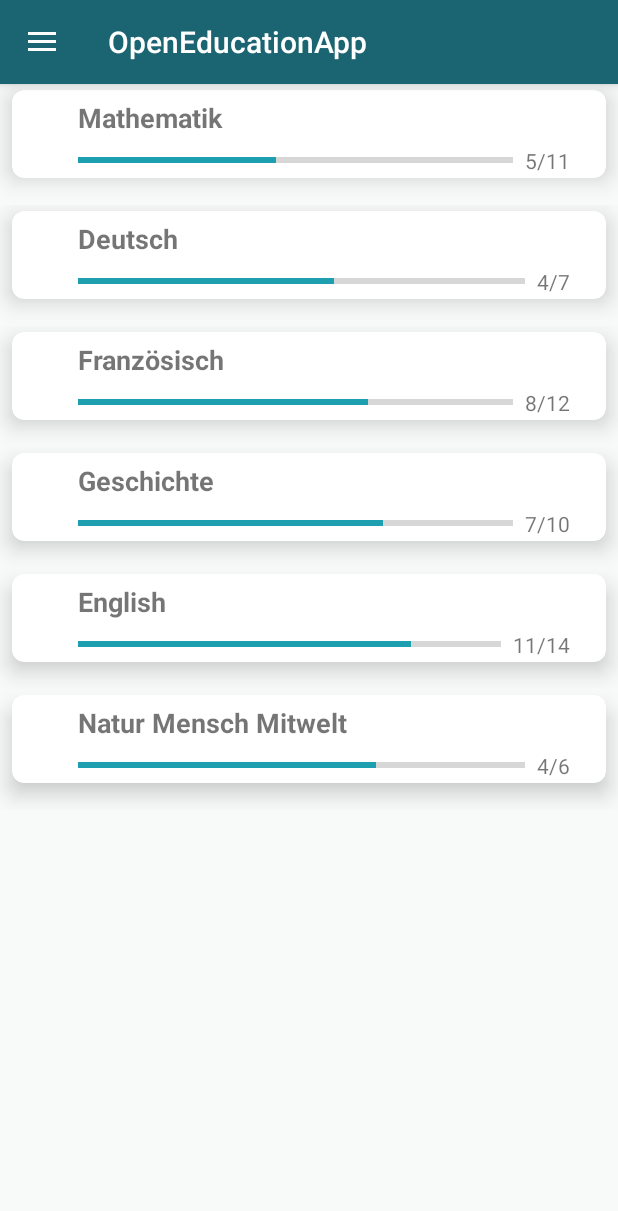
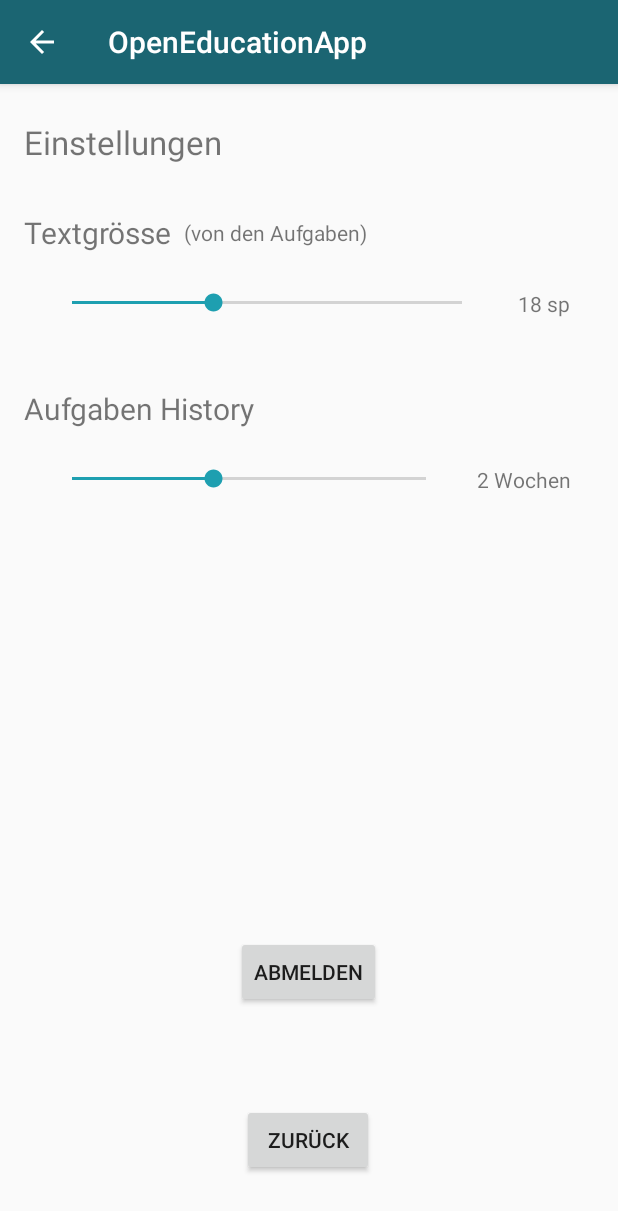
Before and after one commit to kaiott/open-education-app, an Android app: the MainActivity screen opened directly, with no data from a screen before it, in the side drawer, after a tap on "Einstellungen", on a phone screen of 412 x 824 dp. Shown: the top 1211 px of the screen. Run offline under Robolectric (Android 15) with nearby library versions, the phone set to English and light mode, and no system bars.

Commit message:
added settings

```diff
--- a/app/src/main/AndroidManifest.xml
+++ b/app/src/main/AndroidManifest.xml
@@ -9,7 +9,9 @@
         android:roundIcon="@mipmap/ic_launcher_round"
         android:supportsRtl="true"
         android:theme="@style/AppTheme">
-        <activity android:name=".TaskDetailActivity"></activity>
+        <activity android:name=".SettingsActivity"
+            android:parentActivityName=".MainActivity"/>
+        <activity android:name=".TaskDetailActivity" />
         <activity android:name=".LoginActivity">
             <intent-filter>
                 <action android:name="android.intent.action.MAIN" />
@@ -19,7 +21,7 @@
         </activity>
         <activity
             android:name=".MainActivity"
-            android:theme="@style/AppTheme.NoActionBar"></activity>
+            android:theme="@style/AppTheme.NoActionBar" />
     </application>
 
 </manifest>
--- a/app/src/main/java/com/example/openeducationapp/MainActivity.java
+++ b/app/src/main/java/com/example/openeducationapp/MainActivity.java
@@ -61,7 +61,9 @@ public class MainActivity extends AppCompatActivity implements NavigationView.On
                         new MainFragment(item.getItemId())).commit();
                 break;
             case R.id.nav_settings:
-                Toast.makeText(this, "Share", Toast.LENGTH_SHORT).show();
+                Toast.makeText(this, "settings", Toast.LENGTH_SHORT).show();
+                Intent intent1 = new Intent(MainActivity.this, SettingsActivity.class);
+                startActivity(intent1);
                 break;
             case R.id.nav_logout:
                 getSharedPreferences("user", MODE_PRIVATE).edit().clear().apply();
--- /dev/null
+++ b/app/src/main/java/com/example/openeducationapp/SettingsActivity.java
@@ -0,0 +1,110 @@
+package com.example.openeducationapp;
+
+import androidx.appcompat.app.AppCompatActivity;
+
+import android.content.Intent;
+import android.content.SharedPreferences;
+import android.os.Bundle;
+import android.util.Log;
+import android.view.View;
+import android.widget.Button;
+import android.widget.SeekBar;
+import android.widget.TextView;
+import android.widget.Toast;
+
+import org.w3c.dom.Text;
+
+public class SettingsActivity extends AppCompatActivity {
+
+    private static final String TAG = "SettingsActivity";
+
+    TextView txt_settings_history, txt_settings_textsize;
+    SeekBar seekBar1, seekBar2;
+    Button btn_signout, back;
+    SharedPreferences sharedPreferences;
+    SharedPreferences.Editor editor;
+
+    int text_size, history;
+
+    @Override
+    protected void onCreate(Bundle savedInstanceState) {
+        super.onCreate(savedInstanceState);
+        setContentView(R.layout.activity_settings);
+
+        btn_signout = findViewById(R.id.btn_signout);
+        back = findViewById(R.id.btn_back);
+        txt_settings_textsize = findViewById(R.id.txt_settings_textsize);
+        txt_settings_history = findViewById(R.id.txt_settings_history);
+        seekBar1 = findViewById(R.id.seekBar1);
+        seekBar2 = findViewById(R.id.seekBar2);
+
+        sharedPreferences = getSharedPreferences("settings", MODE_PRIVATE);
+        text_size=sharedPreferences.getInt("text_size",18);
+        history=sharedPreferences.getInt("history",2);
+        editor = sharedPreferences.edit();
+
+        seekBar1.setProgress(text_size,true);
+        seekBar2.setProgress(history,true);
+        txt_settings_textsize.setText(""+text_size+" sp");
+        txt_settings_history.setText(""+history+" Wochen");
+
+        seekBar1.setOnSeekBarChangeListener(new SeekBar.OnSeekBarChangeListener() {
+            @Override
+            public void onProgressChanged(SeekBar seekBar, int progress, boolean fromUser) {
+                editor.putInt("text_size", progress);
+                editor.apply();
+                txt_settings_textsize.setText("" +progress+" sp");
+            }
+
+            @Override
+            public void onStartTrackingTouch(SeekBar seekBar) {
+
+            }
+
+            @Override
+            public void onStopTrackingTouch(SeekBar seekBar) {
+
+            }
+        });
+
+        seekBar2.setOnSeekBarChangeListener(new SeekBar.OnSeekBarChangeListener() {
+            @Override
+            public void onProgressChanged(SeekBar seekBar, int progress, boolean fromUser) {
+                editor.putInt("history", progress);
+                editor.apply();
+                txt_settings_history.setText("" +progress+" Wochen");
+            }
+
+            @Override
+            public void onStartTrackingTouch(SeekBar seekBar) {
+
+            }
+
+            @Override
+            public void onStopTrackingTouch(SeekBar seekBar) {
+
+            }
+        });
+
+
+
+        btn_signout.setOnClickListener(new View.OnClickListener() {
+            @Override
+            public void onClick(View v) {
+                getSharedPreferences("user", MODE_PRIVATE).edit().clear().apply();
+                Toast.makeText(SettingsActivity.this, "Abmelden", Toast.LENGTH_SHORT).show();
+                Intent intent = new Intent(SettingsActivity.this, LoginActivity.class);
+                startActivity(intent);
+                finish();
+            }
+        });
+
+        back.setOnClickListener((new View.OnClickListener() {
+            @Override
+            public void onClick(View v) {
+                finish();
+            }
+        }));
+
+    }
+}
--- a/app/src/main/java/com/example/openeducationapp/TaskDetailActivity.java
+++ b/app/src/main/java/com/example/openeducationapp/TaskDetailActivity.java
@@ -28,6 +28,7 @@ public class TaskDetailActivity extends AppCompatActivity {
     Task task;
     long task_id;
     boolean is_done;
+    int text_size;
 
     @Override
     protected void onCreate(Bundle savedInstanceState) {
@@ -63,7 +64,7 @@ public class TaskDetailActivity extends AppCompatActivity {
 
     }
 
-    // Get current ID from Intent and Tasks from shared Preferences
+    // Get current ID from Intent and textsize from shared Preferences
     private void getData() {
         task = new Task();
         if (getIntent().hasExtra("task_id")) {
@@ -74,6 +75,9 @@ public class TaskDetailActivity extends AppCompatActivity {
         } else {
             Toast.makeText(this, "no data", Toast.LENGTH_SHORT).show();
         }
+
+        SharedPreferences sharedPreferences = getSharedPreferences("settings",MODE_PRIVATE);
+        text_size = sharedPreferences.getInt("text_size",18);
     }
 
     private void setData() {
@@ -82,6 +86,8 @@ public class TaskDetailActivity extends AppCompatActivity {
         txt_todo.setText(task.formattedDueDate());
 
         btn_done.setSelected(task.isDone());
+
+        txt_task_description.setTextSize(text_size);
     }
 
 }
--- /dev/null
+++ b/app/src/main/res/layout/activity_settings.xml
@@ -0,0 +1,126 @@
+<?xml version="1.0" encoding="utf-8"?>
+<androidx.constraintlayout.widget.ConstraintLayout xmlns:android="http://schemas.android.com/apk/res/android"
+    xmlns:app="http://schemas.android.com/apk/res-auto"
+    xmlns:tools="http://schemas.android.com/tools"
+    android:layout_width="match_parent"
+    android:layout_height="match_parent"
+    tools:context=".SettingsActivity">
+
+    <TextView
+        android:id="@+id/txt_settings"
+        android:layout_width="wrap_content"
+        android:layout_height="wrap_content"
+        android:layout_marginStart="16dp"
+        android:layout_marginTop="24dp"
+        android:text="Einstellungen"
+        android:textSize="22sp"
+        app:layout_constraintStart_toStartOf="parent"
+        app:layout_constraintTop_toTopOf="parent" />
+
+    <Button
+        android:id="@+id/btn_signout"
+        android:layout_width="wrap_content"
+        android:layout_height="wrap_content"
+        android:layout_marginBottom="64dp"
+        android:text="Abmelden"
+        app:layout_constraintBottom_toTopOf="@+id/btn_back"
+        app:layout_constraintEnd_toEndOf="parent"
+        app:layout_constraintHorizontal_bias="0.498"
+        app:layout_constraintStart_toStartOf="parent" />
+
+    <TextView
+        android:id="@+id/textView6"
+        android:layout_width="wrap_content"
+        android:layout_height="wrap_content"
+        android:layout_marginStart="16dp"
+        android:layout_marginTop="32dp"
+        android:text="Textgrösse"
+        android:textSize="20sp"
+        app:layout_constraintStart_toStartOf="parent"
+        app:layout_constraintTop_toBottomOf="@+id/txt_settings" />
+
+    <TextView
+        android:id="@+id/textView5"
+        android:layout_width="wrap_content"
+        android:layout_height="wrap_content"
+        android:layout_marginStart="16dp"
+        android:layout_marginTop="48dp"
+        android:text="Aufgaben History"
+        android:textSize="20sp"
+        app:layout_constraintStart_toStartOf="parent"
+        app:layout_constraintTop_toBottomOf="@+id/seekBar1" />
+
+    <TextView
+        android:id="@+id/textView14"
+        android:layout_width="wrap_content"
+        android:layout_height="wrap_content"
+        android:layout_marginStart="8dp"
+        android:text="(von den Aufgaben)"
+        app:layout_constraintBottom_toBottomOf="@+id/textView6"
+        app:layout_constraintStart_toEndOf="@+id/textView6"
+        app:layout_constraintTop_toTopOf="@+id/textView6" />
+
+    <SeekBar
+        android:id="@+id/seekBar1"
+        android:layout_width="0dp"
+        android:layout_height="wrap_content"
+        android:layout_marginStart="32dp"
+        android:layout_marginTop="24dp"
+        android:layout_marginEnd="16dp"
+        android:max="25"
+        android:min="14"
+        android:progress="18"
+        app:layout_constraintEnd_toStartOf="@+id/txt_settings_textsize"
+        app:layout_constraintStart_toStartOf="parent"
+        app:layout_constraintTop_toBottomOf="@+id/textView6" />
+
+    <SeekBar
+        android:id="@+id/seekBar2"
+        android:layout_width="0dp"
+        android:layout_height="wrap_content"
+        android:layout_marginStart="32dp"
+        android:layout_marginTop="24dp"
+        android:max="5"
+        android:progress="2"
+        app:layout_constraintEnd_toStartOf="@+id/txt_settings_history"
+        app:layout_constraintHorizontal_bias="0.0"
+        app:layout_constraintStart_toStartOf="parent"
+        app:layout_constraintTop_toBottomOf="@+id/textView5" />
+
+    <TextView
+        android:id="@+id/txt_settings_textsize"
+        android:layout_width="40dp"
+        android:layout_height="wrap_content"
+        android:layout_marginEnd="32dp"
+        android:text="18 sp"
+        android:textAlignment="viewEnd"
+        app:layout_constraintBottom_toBottomOf="@+id/seekBar1"
+        app:layout_constraintEnd_toEndOf="parent"
+        app:layout_constraintTop_toTopOf="@+id/seekBar1"
+        app:layout_constraintVertical_bias="0.0" />
+
+    <TextView
+        android:id="@+id/txt_settings_history"
+        android:layout_width="80dp"
+        android:layout_height="wrap_content"
+        android:layout_marginEnd="32dp"
+        android:text="2 Wochen"
+        android:textAlignment="viewEnd"
+        app:layout_constraintBottom_toBottomOf="@+id/seekBar2"
+        app:layout_constraintEnd_toEndOf="parent"
+        app:layout_constraintTop_toTopOf="@+id/seekBar2"
+        app:layout_constraintVertical_bias="0.0" />
+
+    <Button
+        android:id="@+id/btn_back"
+        android:layout_width="wrap_content"
+        android:layout_height="wrap_content"
+        android:layout_marginBottom="40dp"
+        android:text="Zurück"
+        app:layout_constraintBottom_toBottomOf="parent"
+        app:layout_constraintEnd_toEndOf="parent"
+        app:layout_constraintHorizontal_bias="0.498"
+        app:layout_constraintStart_toStartOf="parent" />
+
+
+</androidx.constraintlayout.widget.ConstraintLayout>
--- a/app/src/main/res/layout/nav_header.xml
+++ b/app/src/main/res/layout/nav_header.xml
@@ -1,5 +1,7 @@
 <?xml version="1.0" encoding="utf-8"?>
-<LinearLayout xmlns:android="http://schemas.android.com/apk/res/android"
+<androidx.constraintlayout.widget.ConstraintLayout xmlns:android="http://schemas.android.com/apk/res/android"
+    xmlns:app="http://schemas.android.com/apk/res-auto"
+    xmlns:tools="http://schemas.android.com/tools"
     android:layout_width="match_parent"
     android:layout_height="176dp"
     android:layout_gravity="bottom"
@@ -9,20 +11,29 @@
     android:theme="@style/ThemeOverlay.AppCompat.Dark">
 
     <ImageView
+        android:id="@+id/imageView"
         android:layout_width="wrap_content"
         android:layout_height="wrap_content"
-        android:src="@mipmap/ic_launcher_round" />
+        android:layout_marginTop="16dp"
+        android:src="@mipmap/ic_launcher_round"
+        app:layout_constraintStart_toStartOf="parent"
+        app:layout_constraintTop_toTopOf="parent" />
+
+    <TextView
+        android:id="@+id/textView3"
+        android:layout_width="wrap_content"
+        android:layout_height="wrap_content"
+        android:paddingTop="8dp"
+        android:text="Lara Müller"
+        android:textAppearance="@style/TextAppearance.AppCompat.Body1"
+        app:layout_constraintStart_toStartOf="parent"
+        app:layout_constraintTop_toBottomOf="@+id/imageView" />
 
     <TextView
         android:layout_width="wrap_content"
         android:layout_height="wrap_content"
-        android:paddingTop="8dp"
-        android:text="Lara Müller"
-        android:textAppearance="@style/TextAppearance.AppCompat.Body1" />
+        android:text="Klasse 7b"
+        app:layout_constraintStart_toStartOf="parent"
+        app:layout_constraintTop_toBottomOf="@+id/textView3" />
 
-    <TextView
-        android:layout_width="wrap_content"
-        android:layout_height="wrap_content"
-        android:text="Klasse 7b" />
-
-</LinearLayout>
+</androidx.constraintlayout.widget.ConstraintLayout>
--- a/app/src/main/res/menu/drawer_menu.xml
+++ b/app/src/main/res/menu/drawer_menu.xml
@@ -11,7 +11,7 @@
         <item
             android:id="@+id/nav_classroom"
             android:icon="@drawable/ic_featured_play_list_black_24dp"
-            android:title="Klassenzimmer" />
+            android:title="Fächer" />
         <item
             android:id="@+id/nav_chat"
             android:icon="@drawable/ic_home_black_24dp"
```
